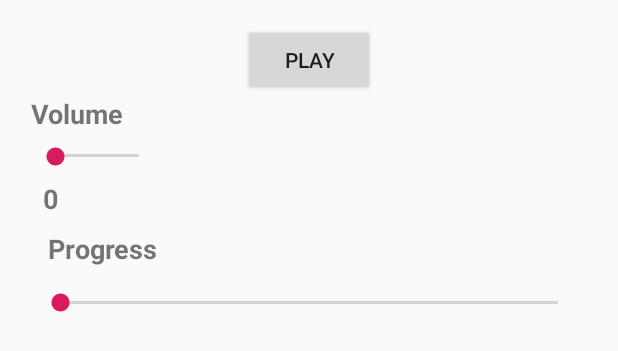
After one commit to sadeqsalehi/AudioVideo, an Android app: the layout activity_audio_player.xml on its own in the app's theme, with its tools: preview values and no code run, on a phone screen of 412 x 824 dp. The commit adds this screen. Shown: the top 351 px of the screen. Run offline under Robolectric (Android 15) with nearby library versions, the phone set to English and light mode, and no system bars.

Commit message:
Simple Audio Player

```diff
--- a/app/src/main/java/ir/sadeqsalehi/audiovideo/MainActivity.java
+++ b/app/src/main/java/ir/sadeqsalehi/audiovideo/MainActivity.java
@@ -24,6 +24,6 @@ public class MainActivity extends AppCompatActivity {
         videoView.setMediaController(mediaController);
 
         videoView.start();
-        mediaController.show();
+         mediaController.show();
     }
 }
--- /dev/null
+++ b/app/src/main/res/layout/activity_audio_player.xml
@@ -0,0 +1,87 @@
+<?xml version="1.0" encoding="utf-8"?>
+<android.support.constraint.ConstraintLayout xmlns:android="http://schemas.android.com/apk/res/android"
+    xmlns:app="http://schemas.android.com/apk/res-auto"
+    xmlns:tools="http://schemas.android.com/tools"
+    android:layout_width="match_parent"
+    android:layout_height="match_parent"
+    tools:context=".AudioPlayerActivity">
+
+    <Button
+        android:id="@+id/btnPlay"
+        android:layout_width="wrap_content"
+        android:layout_height="wrap_content"
+        android:layout_marginStart="8dp"
+        android:layout_marginLeft="8dp"
+        android:layout_marginTop="16dp"
+        android:layout_marginEnd="8dp"
+        android:layout_marginRight="8dp"
+        android:onClick="play_pause_OnClick"
+        android:text="Play"
+        app:layout_constraintEnd_toEndOf="parent"
+        app:layout_constraintHorizontal_bias="0.501"
+        app:layout_constraintStart_toStartOf="parent"
+        app:layout_constraintTop_toTopOf="parent" />
+
+    <SeekBar
+        android:id="@+id/volumeSeekBar"
+        android:layout_width="88dp"
+        android:layout_height="16dp"
+        android:layout_marginStart="24dp"
+        android:layout_marginLeft="24dp"
+        android:layout_marginTop="32dp"
+        app:layout_constraintEnd_toEndOf="@+id/tvVolumeLabel2"
+        app:layout_constraintStart_toStartOf="parent"
+        app:layout_constraintTop_toBottomOf="@+id/btnPlay" />
+
+    <SeekBar
+        android:id="@+id/progressSeekBar"
+        android:layout_width="0dp"
+        android:layout_height="wrap_content"
+        android:layout_marginStart="24dp"
+        android:layout_marginLeft="24dp"
+        android:layout_marginTop="48dp"
+        android:layout_marginEnd="24dp"
+        android:layout_marginRight="24dp"
+        app:layout_constraintEnd_toEndOf="parent"
+        app:layout_constraintHorizontal_bias="0.0"
+        app:layout_constraintStart_toStartOf="parent"
+        app:layout_constraintTop_toBottomOf="@+id/tvSeek" />
+
+    <TextView
+        android:id="@+id/tvSeek"
+        android:layout_width="wrap_content"
+        android:layout_height="wrap_content"
+        android:layout_marginStart="8dp"
+        android:layout_marginLeft="8dp"
+        android:layout_marginTop="8dp"
+        android:text="0"
+        android:textSize="18sp"
+        android:textStyle="bold"
+        app:layout_constraintStart_toStartOf="@+id/volumeSeekBar"
+        app:layout_constraintTop_toBottomOf="@+id/volumeSeekBar" />
+
+    <TextView
+        android:id="@+id/tvVolumeLabel"
+        android:layout_width="wrap_content"
+        android:layout_height="wrap_content"
+        android:layout_marginBottom="8dp"
+        android:text="Volume"
+        android:textSize="18sp"
+        android:textStyle="bold"
+        app:layout_constraintBottom_toTopOf="@+id/volumeSeekBar"
+        app:layout_constraintStart_toStartOf="@+id/volumeSeekBar" />
+
+    <TextView
+        android:id="@+id/tvVolumeLabel2"
+        android:layout_width="wrap_content"
+        android:layout_height="23dp"
+        android:layout_marginStart="8dp"
+        android:layout_marginLeft="8dp"
+        android:layout_marginBottom="16dp"
+        android:text="Progress"
+        android:textSize="18sp"
+        android:textStyle="bold"
+        app:layout_constraintBottom_toTopOf="@+id/progressSeekBar"
+        app:layout_constraintStart_toStartOf="@+id/progressSeekBar" />
+
+</android.support.constraint.ConstraintLayout>
```
Also changed, not shown: app/src/main/AndroidManifest.xml (+7 -0 lines), app/src/main/java/ir/sadeqsalehi/audiovideo/AudioPlayerActivity.java (added, +99 -0 lines), 1 other file.
